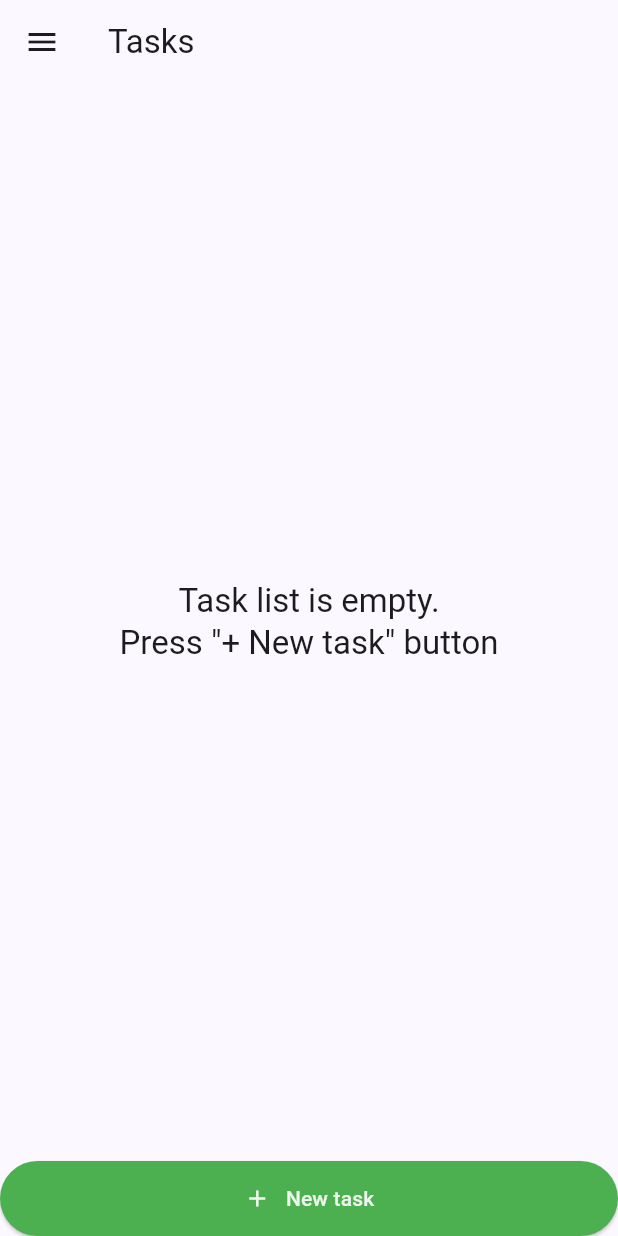
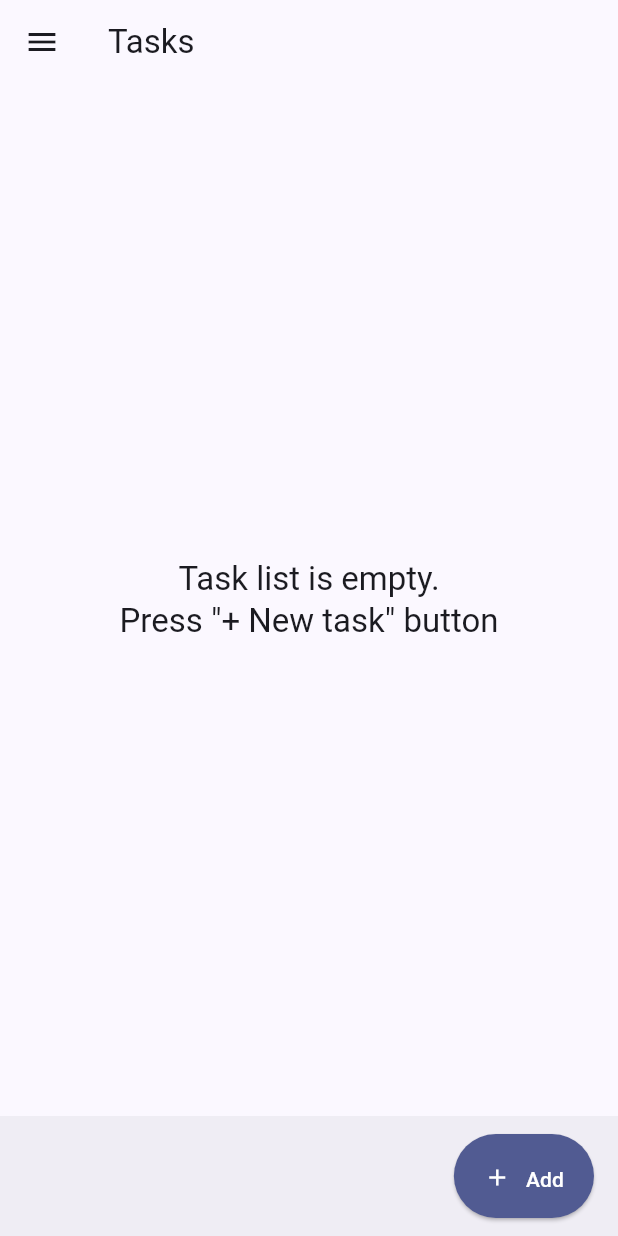
Before and after one commit to etherealHero/flutter_todo_list, a Flutter app: the screen it shows after launch, on a phone screen of 412 x 824 dp. Run offline on Flutter 3.47's test engine with Material 3 defaults, Android fonts, the phone set to English and light mode, and no system bars; our stand-ins replace flutter_slidable, isar, shared_preferences; accounts and stored records are empty; generated files the repository leaves out were written again.

Commit message:
screen model & bottom bar

```diff
--- a/lib/main.dart
+++ b/lib/main.dart
@@ -1,7 +1,7 @@
 import 'package:flutter/material.dart';
 import 'package:shared_preferences/shared_preferences.dart';
 
-import '/src/app/theme_provider.dart';
+import 'src/app/theme_provider.dart';
 import 'src/app/app.dart';
 
 void main() async {
--- a/lib/src/app/app.dart
+++ b/lib/src/app/app.dart
@@ -1,6 +1,7 @@
 import 'package:flutter/material.dart';
-import 'package:flutter_sandbox/src/app/theme_provider.dart';
-import 'package:flutter_sandbox/src/pages/home_page.dart';
+
+import 'theme_provider.dart';
+import '/src/pages/home_page.dart';
 
 class App extends StatelessWidget {
   const App({super.key, required this.themeController});
--- /dev/null
+++ b/lib/src/app/layout.dart
@@ -0,0 +1,43 @@
+import 'package:flutter/material.dart';
+
+class Screen {
+  Screen({
+    required this.screen,
+    this.bottomNavigationBar,
+    this.floatingActionButton,
+    this.floatingActionButtonLocation,
+  });
+
+  final Widget screen;
+  final Widget? bottomNavigationBar;
+  final Widget? floatingActionButton;
+  final FloatingActionButtonLocation? floatingActionButtonLocation;
+}
+
+showSnackBarFun(context, String text) {
+  SnackBar snackBar = SnackBar(
+    content: Row(
+      children: [
+        Icon(
+          Icons.info_outline_rounded,
+          color: Theme.of(context).colorScheme.onPrimary,
+        ),
+        const SizedBox(width: 10),
+        Text(
+          text,
+          style: TextStyle(
+            fontSize: 18,
+            color: Theme.of(context).colorScheme.onPrimary,
+          ),
+        ),
+      ],
+    ),
+    backgroundColor: Theme.of(context).colorScheme.primary,
+    dismissDirection: DismissDirection.horizontal,
+    behavior: SnackBarBehavior.floating,
+    margin: EdgeInsets.only(
+        bottom: MediaQuery.of(context).size.height - 150, left: 10, right: 10),
+  );
+
+  ScaffoldMessenger.of(context).showSnackBar(snackBar);
+}
--- a/lib/src/pages/home_page.dart
+++ b/lib/src/pages/home_page.dart
@@ -1,8 +1,9 @@
 import 'package:flutter/material.dart';
 
-import '../screens/tasks_screen.dart';
+import '/src/app/layout.dart';
 import '/src/app/repository.dart';
 import '/src/pages/settings_page.dart';
+import '/src/screens/tasks_screen.dart';
 
 class HomePage extends StatefulWidget {
   const HomePage({super.key});
@@ -13,8 +14,8 @@ class HomePage extends StatefulWidget {
 
 class _HomePageState extends State<HomePage> {
   String _selectedScreen = "Tasks";
-  static final Map<String, Widget> _screens = {
-    "Tasks": TasksScreen(),
+  static final Map<String, Screen> _screens = {
+    "Tasks": tasksScreen,
     // "Categories": Text('Categories'),
     // "Archive": const Text('Archive'),
     // "Trash": const Text('Trash'),
@@ -30,12 +31,7 @@ class _HomePageState extends State<HomePage> {
 
   @override
   Widget build(BuildContext context) {
-    return Scaffold(
-      appBar: AppBar(title: Text(_selectedScreen)),
-      body: Center(
-        child: _screens[_selectedScreen],
-      ),
-      drawer: Drawer(
+    var drawer = Drawer(
       child: Padding(
         padding: EdgeInsets.zero,
         child: Column(
@@ -76,15 +72,25 @@ class _HomePageState extends State<HomePage> {
                 Navigator.pop(context);
                 Navigator.push(
                   context,
-                    MaterialPageRoute(
-                        builder: (context) => const SettingsPage()),
+                  MaterialPageRoute(builder: (context) => const SettingsPage()),
                 );
               },
             ),
           ],
         ),
       ),
+    );
+
+    return Scaffold(
+      appBar: AppBar(title: Text(_selectedScreen)),
+      bottomNavigationBar: _screens[_selectedScreen]!.bottomNavigationBar,
+      floatingActionButton: _screens[_selectedScreen]!.floatingActionButton,
+      floatingActionButtonLocation:
+          _screens[_selectedScreen]!.floatingActionButtonLocation,
+      body: Center(
+        child: _screens[_selectedScreen]!.screen,
       ),
+      drawer: drawer,
     );
   }
 }
--- a/lib/src/screens/tasks_screen.dart
+++ b/lib/src/screens/tasks_screen.dart
@@ -2,11 +2,15 @@ import 'package:flutter/material.dart';
 import 'package:flutter_slidable/flutter_slidable.dart';
 
 import '/src/app/repository.dart';
+import '/src/app/layout.dart';
+import '/src/models/task.dart';
 import '/src/widgets/task_card.dart';
-import '/src/models/task.dart';
+import '/src/widgets/add_task_form.dart';
 
-// ignore: unused_import
-import '/src/widgets/add_task_form.dart';
+var tasksScreen = Screen(
+  screen: TasksScreen(),
+  bottomNavigationBar: const TasksBottomBar(),
+);
 
 class TasksScreen extends StatelessWidget {
   TasksScreen({super.key});
@@ -39,34 +43,49 @@ class TasksScreen extends StatelessWidget {
                       ));
               }),
         ),
-        SizedBox(
-          height: 50,
-          width: double.infinity,
-          child: ElevatedButton(
+      ],
+    );
+  }
+}
+
+class TasksBottomBar extends StatelessWidget {
+  const TasksBottomBar({
+    super.key,
+  });
+
+  @override
+  Widget build(BuildContext context) {
+    return BottomAppBar(
+      elevation: 4,
+      child: Row(
+        children: <Widget>[
+          const Spacer(),
+          ElevatedButton(
             style: ElevatedButton.styleFrom(
-              backgroundColor: Colors.green,
+                backgroundColor: Theme.of(context).colorScheme.primary,
+                padding: const EdgeInsets.all(20)),
+            onPressed: () => Scaffold.of(context).showBottomSheet(
+              (context) => const TaskForm(title: "Add new task"),
             ),
-            onPressed: () => Scaffold.of(context).showBottomSheet(
-                (context) => const TaskForm(title: "Add new task")),
             child: Row(
               mainAxisAlignment: MainAxisAlignment.center,
               children: [
                 Icon(
                   Icons.add,
-                  color: Colors.white.withOpacity(0.9),
+                  color: Theme.of(context).colorScheme.onPrimary,
                 ),
                 const SizedBox(width: 10),
                 Text(
-                  'New task',
+                  'Add',
                   style: TextStyle(
-                    color: Colors.white.withOpacity(0.9),
+                    color: Theme.of(context).colorScheme.onPrimary,
                   ),
                 ),
               ],
             ),
-          ),
-        ),
-      ],
+          )
+        ],
+      ),
     );
   }
 }
```
Also changed, not shown: lib/src/widgets/add_task_form.dart (+17 -0 lines). Lines whose indentation alone changed are shown as unchanged.
